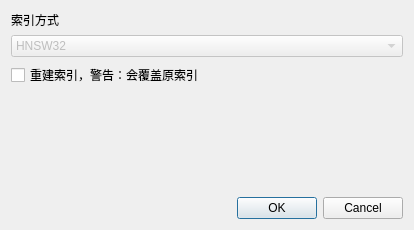
Above: ui/NewlibraryDialog.ui from cnhemiya/shitu-manager before the change. Below: the same form after it.
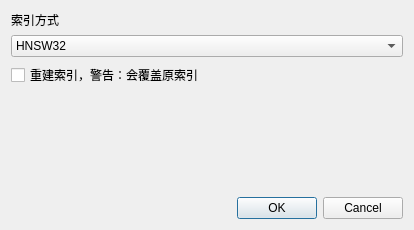
That is the form after the change.

```diff
--- a/ui/NewlibraryDialog.ui
+++ b/ui/NewlibraryDialog.ui
@@ -24,7 +24,7 @@
    <item>
     <widget class="QComboBox" name="indexMethodCmb">
      <property name="enabled">
-      <bool>false</bool>
+      <bool>true</bool>
      </property>
      <property name="currentIndex">
       <number>0</number>
```
